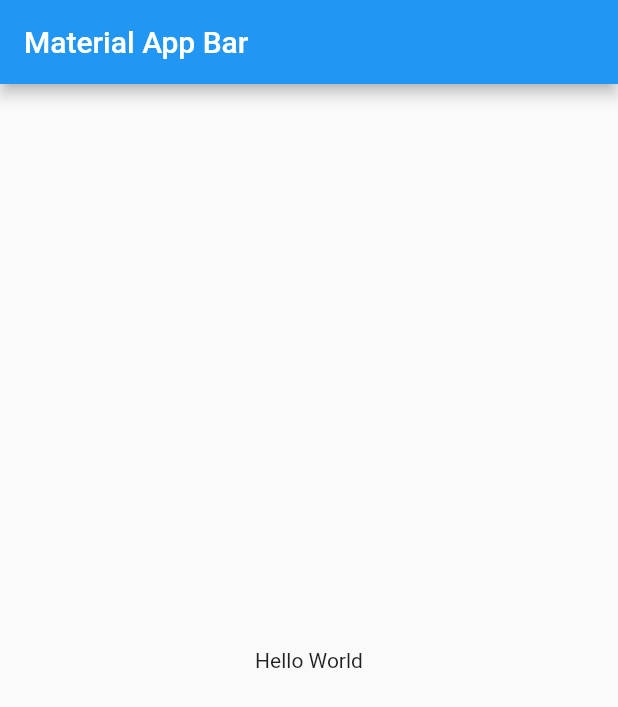
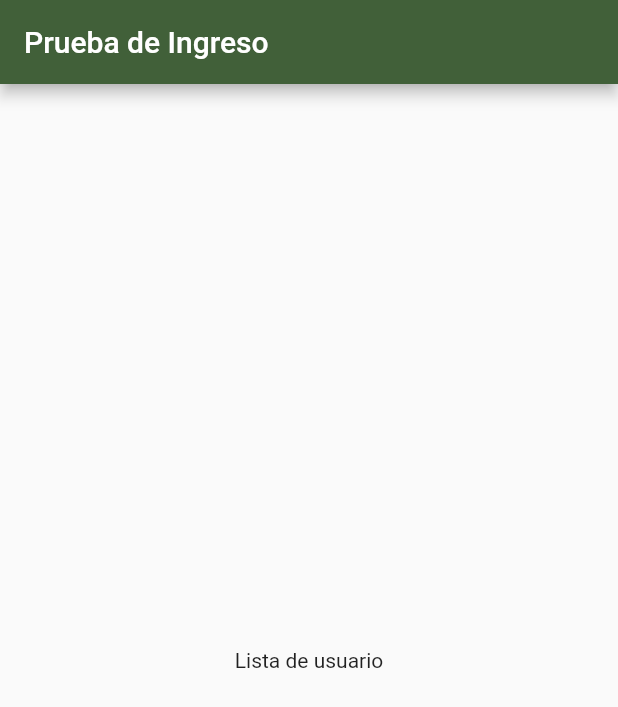
Before and after one commit to goher22/ceibaPulicaciones, a Flutter app: the screen it shows after launch, on a phone screen of 412 x 824 dp. Shown: the top 707 px of the screen. Run offline on Flutter 3.47's test engine with Material 2 defaults, Android fonts, the phone set to English and light mode, and no system bars; our stand-ins replace flutter_dotenv.

Commit message:
Configuracion del archivo main

```diff
--- /dev/null
+++ b/lib/helpers/app_colors.dart
@@ -0,0 +1,19 @@
+import 'package:flutter/material.dart';
+
+abstract class AppColor {
+  static MaterialColor materialColor = const MaterialColor(
+    0xff416039,
+    <int, Color>{
+      50: Color(0x1a416039), //10%
+      100: Color(0x33416039), //20%
+      200: Color(0x4d416039), //30%
+      300: Color(0x66416039), //40%
+      400: Color(0x80416039), //50%
+      500: Color(0x99416039), //60%
+      600: Color(0xb3416039), //70%
+      700: Color(0xcc416039), //80%
+      800: Color(0xe6416039), //90%
+      900: Color(0xff416039), //100%
+    },
+  );
+}
--- /dev/null
+++ b/lib/helpers/app_helpers.dart
@@ -0,0 +1 @@
+export 'package:ceiba_publicaciones/helpers/app_router.dart';
--- /dev/null
+++ b/lib/helpers/app_provider.dart
@@ -0,0 +1,10 @@
+import 'package:provider/provider.dart';
+import 'package:provider/single_child_widget.dart';
+
+import '../providers/provider.dart';
+
+abstract class AppProvider {
+  static List<SingleChildWidget> providers = [
+    ChangeNotifierProvider(create: (_) => UserProvider()),
+  ];
+}
--- /dev/null
+++ b/lib/helpers/app_router.dart
@@ -0,0 +1,13 @@
+import 'package:flutter/material.dart';
+
+import '../screens/screens.dart';
+
+abstract class AppRouter {
+  static const String routerListUser = 'listUser';
+  static const String routerDetailUser = 'detailuser';
+
+  static Map<String, Widget Function(BuildContext)> routes = {
+    routerListUser: (BuildContext context) => const ListUserScreen(),
+    routerDetailUser: (BuildContext context) => const DetailUserScreens(),
+  };
+}
--- a/lib/main.dart
+++ b/lib/main.dart
@@ -1,6 +1,11 @@
+import 'package:ceiba_publicaciones/helpers/app_colors.dart';
+import 'package:ceiba_publicaciones/helpers/app_provider.dart';
 import 'package:flutter/material.dart';
 import 'package:flutter/services.dart';
 import 'package:flutter_dotenv/flutter_dotenv.dart';
+import 'package:provider/provider.dart';
+
+import 'helpers/app_helpers.dart';
 
 void main() async {
   await dotenv.load(fileName: ".env");
@@ -8,7 +13,19 @@ void main() async {
     DeviceOrientation.portraitDown,
     DeviceOrientation.portraitUp,
   ]);
-  return runApp(const MyApp());
+  return runApp(const AppState());
+}
+
+class AppState extends StatelessWidget {
+  const AppState({super.key});
+
+  @override
+  Widget build(BuildContext context) {
+    return MultiProvider(
+      providers: AppProvider.providers,
+      child: const MyApp(),
+    );
+  }
 }
 
 class MyApp extends StatelessWidget {
@@ -18,14 +35,11 @@ class MyApp extends StatelessWidget {
   Widget build(BuildContext context) {
     return MaterialApp(
       debugShowCheckedModeBanner: false,
-      title: 'Material App',
-      home: Scaffold(
-        appBar: AppBar(
-          title: const Text('Material App Bar'),
-        ),
-        body: const Center(
-          child: Text('Hello World'),
-        ),
+      title: 'Prueba de Ingreso',
+      initialRoute: AppRouter.routerListUser,
+      routes: AppRouter.routes,
+      theme: ThemeData(
+        primarySwatch: AppColor.materialColor,
       ),
     );
   }
--- /dev/null
+++ b/lib/providers/provider.dart
@@ -0,0 +1 @@
+export 'package:ceiba_publicaciones/providers/users_provider.dart';
--- /dev/null
+++ b/lib/providers/users_provider.dart
@@ -0,0 +1,3 @@
+import 'package:flutter/material.dart';
+
+class UserProvider extends ChangeNotifier {}
--- /dev/null
+++ b/lib/screens/detail_user_screen.dart
@@ -0,0 +1,20 @@
+import 'package:flutter/material.dart';
+
+class DetailUserScreens extends StatelessWidget {
+  const DetailUserScreens({super.key});
+
+  @override
+  Widget build(BuildContext context) {
+    return SafeArea(
+      child: Scaffold(
+        appBar: AppBar(
+          centerTitle: false,
+          title: Text("Prueba de Ingreso"),
+        ),
+        body: const Center(
+          child: Text("Detalle de usuario"),
+        ),
+      ),
+    );
+  }
+}
--- /dev/null
+++ b/lib/screens/list_user_screen.dart
@@ -0,0 +1,20 @@
+import 'package:flutter/material.dart';
+
+class ListUserScreen extends StatelessWidget {
+  const ListUserScreen({super.key});
+
+  @override
+  Widget build(BuildContext context) {
+    return SafeArea(
+      child: Scaffold(
+        appBar: AppBar(
+          centerTitle: false,
+          title: Text("Prueba de Ingreso"),
+        ),
+        body: const Center(
+          child: Text("Lista de usuario"),
+        ),
+      ),
+    );
+  }
+}
--- /dev/null
+++ b/lib/screens/screens.dart
@@ -0,0 +1,2 @@
+export 'package:ceiba_publicaciones/screens/detail_user_screen.dart';
+export 'package:ceiba_publicaciones/screens/list_user_screen.dart';
--- a/pubspec.yaml
+++ b/pubspec.yaml
@@ -64,7 +64,8 @@ flutter:
   uses-material-design: true
 
   # To add assets to your application, add an assets section, like this:
-  # assets:
+  assets:
+    - .env
   #   - images/a_dot_burr.jpeg
   #   - images/a_dot_ham.jpeg
 
```
